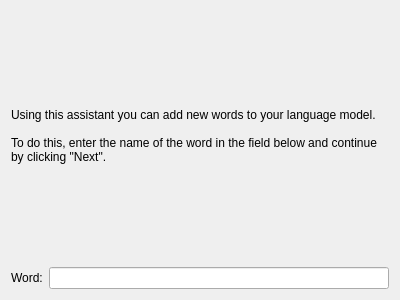
Old version of the form simon/src/simonmodelmanagementui/AddWord/addwordintropage.ui in the repository KDE/simon.
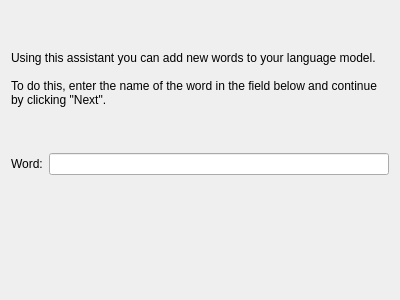
New version of the form. Custom widgets are drawn as their Qt base class.

Commit message: Changed most of the forms to QFormLayout (to have the labels aligned properly), added a check if the devices changed to the soundsettings, fixed a couple of bugs in the wordlistmanager and improved the addwordresolvepage

Diff of the .ui file:
```diff
--- a/simon/src/simonmodelmanagementui/AddWord/addwordintropage.ui
+++ b/simon/src/simonmodelmanagementui/AddWord/addwordintropage.ui
@@ -26,15 +26,15 @@
     </widget>
    </item>
    <item>
-    <layout class="QHBoxLayout" name="horizontalLayout" >
-     <item>
+    <layout class="QFormLayout" name="formLayout" >
+     <item row="0" column="0" >
       <widget class="QLabel" name="label" >
        <property name="text" >
         <string>Word:</string>
        </property>
       </widget>
      </item>
-     <item>
+     <item row="0" column="1" >
       <widget class="KLineEdit" name="leName" />
      </item>
     </layout>
```
The commit also changes 21 other files.
